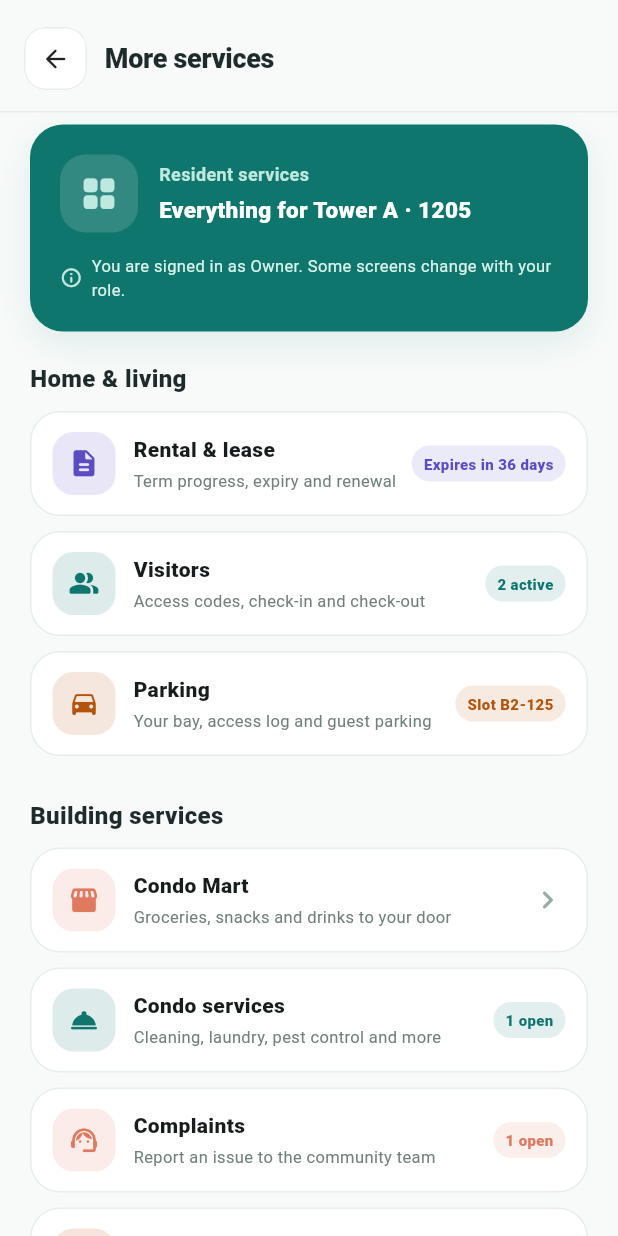
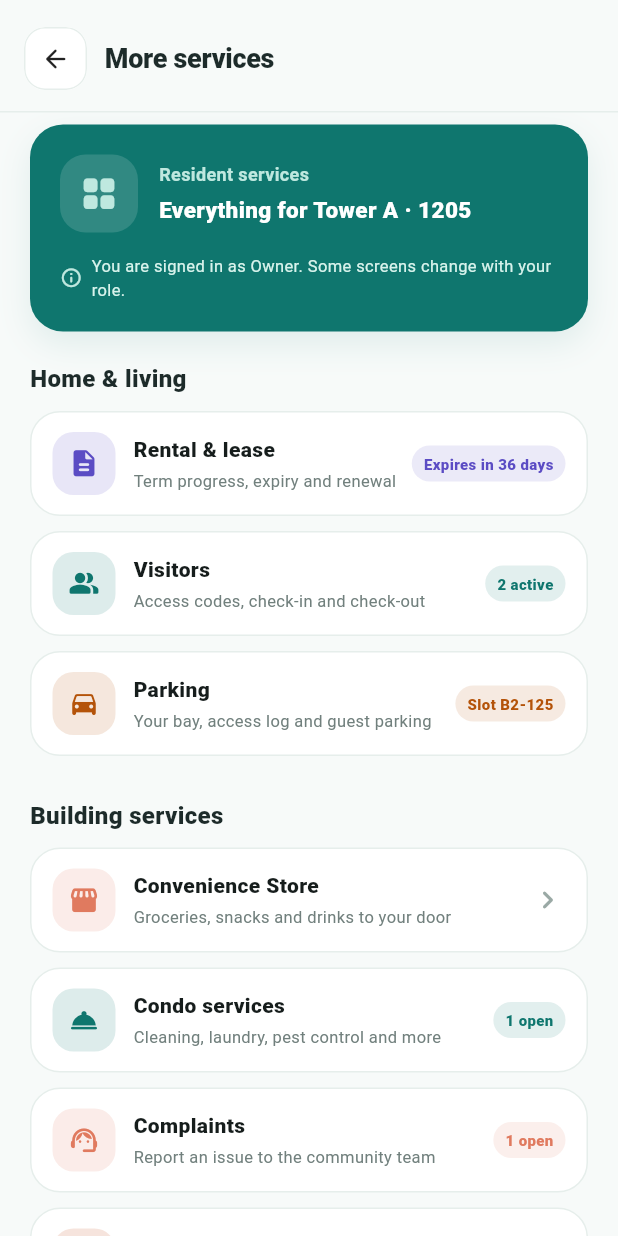
Before and after one commit to winthein126asiamatrix-creator/Resident-Condo, a Flutter app: the MoreServicesPage screen opened by its route, on a phone screen of 412 x 824 dp. Run offline on Flutter 3.47's test engine with Material 3 defaults, Android fonts, the phone set to English and light mode, and no system bars; our stand-ins replace get, image_picker; accounts and stored records are empty; network calls fail.

Commit message:
push for convience store

```diff
--- a/lib/features/dashboard/presentation/pages/dashboard_page.dart
+++ b/lib/features/dashboard/presentation/pages/dashboard_page.dart
@@ -477,10 +477,10 @@ class _QuickActions extends StatelessWidget {
           children: [
             Expanded(
               child: _QuickAction(
-                icon: Icons.description_outlined,
-                label: 'Lease',
+                icon: Icons.storefront_outlined,
+                label: 'Convenience Store',
                 color: const Color(0xFFE6F3EF),
-                onTap: () => Get.toNamed(AppRoutes.lease),
+                onTap: () => Get.toNamed(AppRoutes.store),
               ),
             ),
             const SizedBox(width: 10),
--- a/lib/features/home/presentation/pages/more_services_page.dart
+++ b/lib/features/home/presentation/pages/more_services_page.dart
@@ -75,7 +75,7 @@ class MoreServicesPage extends StatelessWidget {
               route: AppRoutes.store,
               icon: Icons.storefront_rounded,
               color: AppPalette.accent,
-              title: 'Condo Mart',
+              title: 'Convenience Store',
               subtitle: 'Groceries, snacks and drinks to your door',
             ),
             _ModuleTile(
--- a/lib/features/payments/data/datasources/payment_local_data_source.dart
+++ b/lib/features/payments/data/datasources/payment_local_data_source.dart
@@ -49,7 +49,7 @@ class PaymentLocalDataSource {
     return getInvoices();
   }
 
-  /// Appends a Condo Mart `Store Fee` line to the resident's open statement.
+  /// Appends a Convenience Store `Store Fee` line to the resident's open statement.
   ///
   /// The fee is its own line item, keyed by the store order reference, so it can
   /// be selected and paid on its own and traced back to the order. The invoice
@@ -72,7 +72,7 @@ class PaymentLocalDataSource {
     final item = InvoiceItem(
       type: InvoiceItemType.storeFee,
       amount: amount,
-      note: 'Condo Mart order $reference',
+      note: 'Convenience Store order $reference',
     );
 
     // Re-submitting the same order must not double-charge the resident.
--- a/lib/features/payments/domain/repositories/payment_repository.dart
+++ b/lib/features/payments/domain/repositories/payment_repository.dart
@@ -17,7 +17,7 @@ abstract interface class PaymentRepository {
   /// tenant sees a separate Monthly Rent line next to the condo fee.
   Future<List<Invoice>> applyRole(String roleKey);
 
-  /// Adds a Condo Mart `Store Fee` line to the resident's open statement.
+  /// Adds a Convenience Store `Store Fee` line to the resident's open statement.
   ///
   /// A store order is always billed on its own line. It is never folded into the
   /// condo fee, rent, utilities, parking or any fine. [reference] is the store
--- a/lib/features/payments/domain/usecases/payment_usecases.dart
+++ b/lib/features/payments/domain/usecases/payment_usecases.dart
@@ -27,7 +27,7 @@ class PaymentUseCases {
     return repository.applyRole(roleKey);
   }
 
-  /// Bills a Condo Mart order as its own `Store Fee` line on the resident's
+  /// Bills a Convenience Store order as its own `Store Fee` line on the resident's
   /// statement, rather than merging it into any other charge.
   Future<Invoice> addStoreFee({
     required double amount,
--- a/lib/features/payments/presentation/controllers/payment_controller.dart
+++ b/lib/features/payments/presentation/controllers/payment_controller.dart
@@ -252,7 +252,7 @@ class PaymentController extends GetxController {
     return useCases.getInvoice(id);
   }
 
-  /// Adds a Condo Mart `Store Fee` to the open statement and refreshes the
+  /// Adds a Convenience Store `Store Fee` to the open statement and refreshes the
   /// ledger, so the charge shows up as an outstanding payment straight away.
   Future<Invoice> addStoreFee({
     required double amount,
--- a/lib/features/store/data/datasources/store_local_data_source.dart
+++ b/lib/features/store/data/datasources/store_local_data_source.dart
@@ -2,7 +2,7 @@ import '../../../../core/errors/app_exception.dart';
 import '../../domain/entities/store_product.dart';
 import '../models/store_model.dart';
 
-/// In-memory Condo Mart shelf and order book.
+/// In-memory Convenience Store shelf and order book.
 ///
 /// The catalogue is fixed for the resident app. Restocking and pricing are
 /// management concerns, so there is deliberately no write path for products
--- a/lib/features/store/domain/entities/store_product.dart
+++ b/lib/features/store/domain/entities/store_product.dart
@@ -238,7 +238,7 @@ class StoreSavedMethod {
   final bool isDefault;
 }
 
-/// Something a resident can buy in the Condo Mart.
+/// Something a resident can buy in the Convenience Store.
 class StoreProduct {
   const StoreProduct({
     required this.id,
--- a/lib/features/store/presentation/pages/store_order_detail_page.dart
+++ b/lib/features/store/presentation/pages/store_order_detail_page.dart
@@ -111,7 +111,7 @@ class StoreOrderDetailPage extends GetView<StoreController> {
                     ? null
                     : () => controller.markOrderPaid(current),
                 isLoading: controller.isSubmitting.value,
-                label: 'Pay Store Fee now',
+                label: 'Pay for Order Now',
                 icon: Icons.payments_rounded,
                 backgroundColor: AppPalette.accent,
               ),
--- a/lib/features/store/presentation/pages/store_page.dart
+++ b/lib/features/store/presentation/pages/store_page.dart
@@ -16,7 +16,7 @@ import '../widgets/store_cards.dart';
 import '../widgets/store_product_card.dart';
 import '../widgets/store_widgets.dart';
 
-/// The Condo Mart: browse by aisle, fill a basket, follow the order.
+/// The Convenience Store: browse by aisle, fill a basket, follow the order.
 ///
 /// The three tabs live in a page view so switching slides between them and each
 /// tab keeps its own scroll position, instead of one list being torn down and
@@ -64,7 +64,7 @@ class _StorePageState extends State<StorePage> {
   Widget build(BuildContext context) {
     return Scaffold(
       appBar: AppDetailAppBar(
-        title: 'Condo Mart',
+        title: 'Convenience Store',
         actions: [
           // Its own Obx, so the header count follows the basket the moment it
           // changes rather than waiting for the body to rebuild.
@@ -226,7 +226,7 @@ class _StorePageState extends State<StorePage> {
       return const [
         AppStateMessage(
           title: 'No store orders yet',
-          message: 'Once you order from the Condo Mart it shows up here.',
+          message: 'Once you order from the Convenience Store it shows up here.',
           icon: Icons.receipt_long_outlined,
         ),
       ];
@@ -321,7 +321,7 @@ class _StoreSearch extends StatelessWidget {
         fontWeight: FontWeight.w600,
       ),
       decoration: InputDecoration(
-        hintText: 'Search the Condo Mart',
+        hintText: 'Search the Convenience Store',
         hintStyle: const TextStyle(
           color: AppPalette.faint,
           fontSize: 14,
```
Also changed, not shown: 2 other files.
